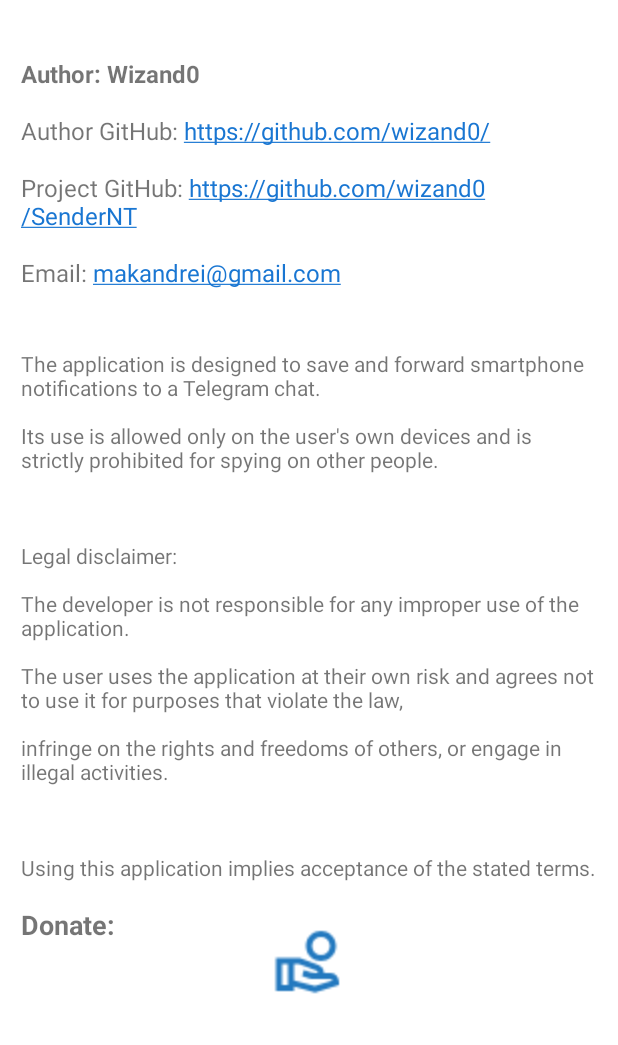
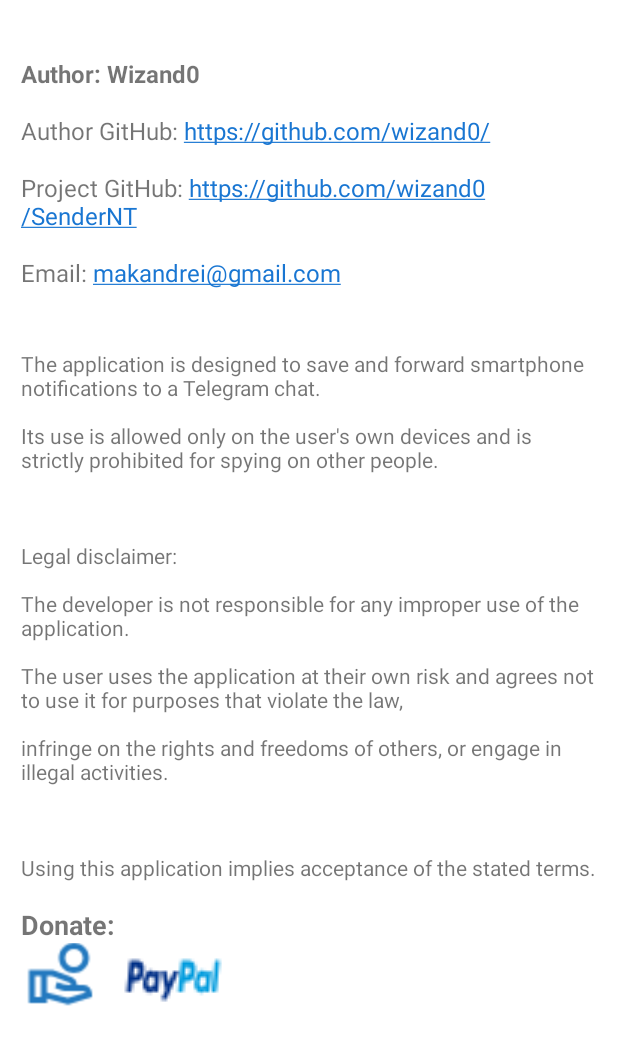
Before and after one commit to wizand0/SenderNT, an Android app: the AboutActivity screen opened directly, with no data from a screen before it, on a phone screen of 412 x 824 dp. Shown: the top 1045 px of the screen. Run offline under Robolectric (Android 15) with nearby library versions, the phone set to English and light mode, and no system bars; libraries missing offline, so code that uses them is left out: com.microsoft.clarity; 2 statements that could not run were skipped.

Commit message:
v1.3.8: some fixes and  paypal link

```diff
--- a/app/src/main/res/drawable/hand_coin_outline.xml
+++ b/app/src/main/res/drawable/hand_coin_outline.xml
@@ -1 +1,10 @@
-<!-- drawable/hand_coin_outline.xml --><vector xmlns:android="http://schemas.android.com/apk/res/android" android:height="24dp" android:width="24dp" android:viewportWidth="24" android:viewportHeight="24"><path android:fillColor="#2379BF" android:pathData="M16 2C13.24 2 11 4.24 11 7S13.24 12 16 12 21 9.76 21 7 18.76 2 16 2M16 10C14.34 10 13 8.66 13 7S14.34 4 16 4 19 5.34 19 7 17.66 10 16 10M19 16H17C17 14.8 16.25 13.72 15.13 13.3L8.97 11H1V22H7V20.56L14 22.5L22 20V19C22 17.34 20.66 16 19 16M5 20H3V13H5V20M13.97 20.41L7 18.5V13H8.61L14.43 15.17C14.77 15.3 15 15.63 15 16C15 16 13 15.95 12.7 15.85L10.32 15.06L9.69 16.96L12.07 17.75C12.58 17.92 13.11 18 13.65 18H19C19.39 18 19.74 18.24 19.9 18.57L13.97 20.41Z" /></vector>
+<!-- drawable/hand_coin_outline.xml -->
+<vector xmlns:android="http://schemas.android.com/apk/res/android"
+    android:width="24dp"
+    android:height="24dp"
+    android:viewportWidth="24"
+    android:viewportHeight="24">
+    <path
+        android:fillColor="#2379BF"
+        android:pathData="M16 2C13.24 2 11 4.24 11 7S13.24 12 16 12 21 9.76 21 7 18.76 2 16 2M16 10C14.34 10 13 8.66 13 7S14.34 4 16 4 19 5.34 19 7 17.66 10 16 10M19 16H17C17 14.8 16.25 13.72 15.13 13.3L8.97 11H1V22H7V20.56L14 22.5L22 20V19C22 17.34 20.66 16 19 16M5 20H3V13H5V20M13.97 20.41L7 18.5V13H8.61L14.43 15.17C14.77 15.3 15 15.63 15 16C15 16 13 15.95 12.7 15.85L10.32 15.06L9.69 16.96L12.07 17.75C12.58 17.92 13.11 18 13.65 18H19C19.39 18 19.74 18.24 19.9 18.57L13.97 20.41Z" />
+</vector>
--- /dev/null
+++ b/app/src/main/res/drawable/paypal_logo.xml
@@ -0,0 +1,15 @@
+<vector xmlns:android="http://schemas.android.com/apk/res/android" android:height="24dp" android:viewportHeight="501" android:viewportWidth="780" android:width="24dp">
+
+    <path android:fillColor="#003087" android:pathData="M168.38,169.85c-8.4,-5.77 -19.36,-8.67 -32.88,-8.67H83.15c-4.14,0 -6.43,2.07 -6.87,6.22L55.02,300.88c-0.22,1.31 0.11,2.51 0.98,3.6c0.87,1.09 1.96,1.63 3.27,1.63h24.86c4.36,0 6.76,-2.07 7.2,-6.22l5.89,-35.99c0.22,-1.74 0.98,-3.16 2.29,-4.25c1.31,-1.09 2.94,-1.8 4.91,-2.13c1.96,-0.32 3.81,-0.49 5.56,-0.49c1.74,0 3.81,0.11 6.22,0.33c2.4,0.22 3.92,0.32 4.58,0.32c18.76,0 33.48,-5.28 44.17,-15.87c10.68,-10.58 16.03,-25.24 16.03,-44C180.98,184.96 176.77,175.64 168.38,169.85zM141.39,209.93c-1.09,7.64 -3.93,12.65 -8.51,15.05c-4.58,2.4 -11.12,3.6 -19.63,3.6l-10.8,0.33l5.56,-35.01c0.43,-2.4 1.85,-3.6 4.25,-3.6h6.22c8.72,0 15.05,1.26 18.98,3.76C141.39,196.57 142.7,201.87 141.39,209.93z"/>
+
+    <path android:fillColor="#009CDE" android:pathData="M720.79,161.18h-24.21c-2.4,0 -3.82,1.2 -4.25,3.6l-21.27,136.1l-0.33,0.65c0,1.1 0.44,2.13 1.31,3.11c0.87,0.98 1.96,1.47 3.27,1.47h21.59c4.14,0 6.43,-2.07 6.87,-6.22l21.26,-133.81v-0.32C725.05,162.71 723.63,161.18 720.79,161.18z"/>
+
+    <path android:fillColor="#003087" android:pathData="M428.31,213.86c0,-1.09 -0.44,-2.13 -1.31,-3.11c-0.88,-0.98 -1.86,-1.47 -2.94,-1.47h-25.19c-2.4,0 -4.37,1.1 -5.89,3.27l-34.68,51.04l-14.4,-49.08c-1.1,-3.49 -3.49,-5.24 -7.2,-5.24h-24.54c-1.09,0 -2.07,0.49 -2.94,1.47c-0.88,0.98 -1.31,2.02 -1.31,3.11c0,0.44 2.13,6.87 6.38,19.3c4.25,12.44 8.83,25.85 13.74,40.24c4.91,14.39 7.47,22.03 7.69,22.9c-17.89,24.43 -26.83,37.52 -26.83,39.26c0,2.84 1.42,4.25 4.25,4.25h25.19c2.4,0 4.36,-1.09 5.89,-3.27l83.43,-120.4C428.09,215.71 428.31,214.95 428.31,213.86z"/>
+
+    <path android:fillColor="#009CDE" android:pathData="M662.89,209.28h-24.87c-3.06,0 -4.9,3.6 -5.56,10.8c-5.68,-8.72 -16.03,-13.09 -31.08,-13.09c-15.7,0 -29.07,5.89 -40.08,17.67c-11.02,11.78 -16.52,25.63 -16.52,41.55c0,12.87 3.76,23.12 11.28,30.75c7.53,7.64 17.61,11.45 30.27,11.45c6.32,0 12.76,-1.31 19.3,-3.93c6.54,-2.62 11.66,-6.11 15.38,-10.47c0,0.22 -0.22,1.2 -0.65,2.94c-0.44,1.75 -0.65,3.06 -0.65,3.93c0,3.49 1.41,5.23 4.25,5.23h22.58c4.14,0 6.54,-2.07 7.19,-6.22l13.41,-85.39c0.22,-1.31 -0.11,-2.51 -0.98,-3.6C665.28,209.82 664.2,209.28 662.89,209.28zM620.19,273.73c-5.56,5.45 -12.27,8.18 -20.12,8.18c-6.33,0 -11.45,-1.74 -15.38,-5.23c-3.93,-3.48 -5.89,-8.28 -5.89,-14.4c0,-8.06 2.73,-14.89 8.18,-20.45c5.45,-5.56 12.21,-8.34 20.28,-8.34c6.1,0 11.17,1.8 15.21,5.4c4.03,3.6 6.05,8.56 6.05,14.89C628.54,261.63 625.75,268.28 620.19,273.73z"/>
+
+    <path android:fillColor="#003087" android:pathData="M291.23,209.28h-24.86c-3.06,0 -4.91,3.6 -5.56,10.8c-5.89,-8.72 -16.25,-13.09 -31.08,-13.09c-15.7,0 -29.07,5.89 -40.08,17.67c-11.02,11.78 -16.52,25.63 -16.52,41.55c0,12.87 3.76,23.12 11.29,30.75c7.53,7.64 17.61,11.45 30.26,11.45c6.1,0 12.43,-1.31 18.98,-3.93c6.54,-2.62 11.78,-6.11 15.7,-10.47c-0.88,2.62 -1.31,4.91 -1.31,6.87c0,3.49 1.42,5.23 4.25,5.23h22.57c4.14,0 6.54,-2.07 7.2,-6.22l13.41,-85.39c0.22,-1.31 -0.11,-2.51 -0.98,-3.6C293.63,209.82 292.54,209.28 291.23,209.28zM248.54,273.89c-5.56,5.35 -12.38,8.02 -20.45,8.02c-6.33,0 -11.4,-1.74 -15.21,-5.23c-3.82,-3.48 -5.73,-8.28 -5.73,-14.4c0,-8.06 2.72,-14.89 8.18,-20.45c5.45,-5.56 12.21,-8.34 20.28,-8.34c6.1,0 11.18,1.8 15.21,5.4c4.03,3.6 6.05,8.56 6.05,14.89C256.88,261.84 254.1,268.55 248.54,273.89z"/>
+
+    <path android:fillColor="#009CDE" android:pathData="M540.04,169.85c-8.4,-5.77 -19.36,-8.67 -32.88,-8.67h-52.02c-4.36,0 -6.76,2.07 -7.2,6.22l-21.26,133.48c-0.22,1.31 0.11,2.51 0.98,3.6c0.87,1.09 1.96,1.63 3.27,1.63h26.83c2.62,0 4.36,-1.42 5.24,-4.25l5.89,-37.95c0.22,-1.74 0.98,-3.16 2.29,-4.25c1.31,-1.09 2.94,-1.8 4.91,-2.13c1.96,-0.32 3.81,-0.49 5.56,-0.49c1.74,0 3.81,0.11 6.21,0.33c2.4,0.22 3.93,0.32 4.58,0.32c18.76,0 33.48,-5.28 44.17,-15.87c10.69,-10.58 16.03,-25.24 16.03,-44C552.63,184.96 548.43,175.64 540.04,169.85zM506.5,223.67c-4.8,3.27 -12,4.91 -21.59,4.91l-10.47,0.33l5.56,-35.01c0.43,-2.4 1.85,-3.6 4.25,-3.6h5.89c4.8,0 8.61,0.22 11.45,0.65c2.83,0.44 5.56,1.8 8.18,4.09c2.62,2.29 3.93,5.62 3.93,9.98C513.7,214.18 511.3,220.4 506.5,223.67z"/>
+
+</vector>
--- a/app/src/main/res/layout/activity_about.xml
+++ b/app/src/main/res/layout/activity_about.xml
@@ -71,6 +71,12 @@
             android:text="@string/donate"
             android:textSize="18sp" />
 
+
+    <LinearLayout
+        android:layout_width="match_parent"
+        android:layout_height="60dp"
+        android:orientation="horizontal">
+
         <ImageView
             android:id="@+id/imDonate"
             android:layout_gravity="center"
@@ -80,8 +86,21 @@
             android:src="@drawable/hand_coin_outline"
             android:scaleX="2"
             android:scaleY="2"
-            android:layout_marginBottom="20dp"/>
+            android:layout_marginBottom="10dp"
+            android:layout_marginStart="15dp"/>
 
+        <ImageView
+            android:id="@+id/imDonatePayPal"
+            android:layout_gravity="center"
+            android:layout_width="wrap_content"
+            android:layout_height="wrap_content"
+            android:contentDescription="@string/donate"
+            android:src="@drawable/paypal_logo"
+            android:scaleX="3"
+            android:scaleY="3"
+            android:layout_marginBottom="5dp"
+            android:layout_marginStart="50dp"/>
+    </LinearLayout>
 
     </LinearLayout>
 </ScrollView>
```
Also changed, not shown: app/src/main/java/ru/wizand/sendernt/presentation/AboutActivity.kt (+23 -0 lines), app/src/main/java/ru/wizand/sendernt/presentation/SettingsGlobalActivity.kt (+9 -9 lines), 5 other files.
